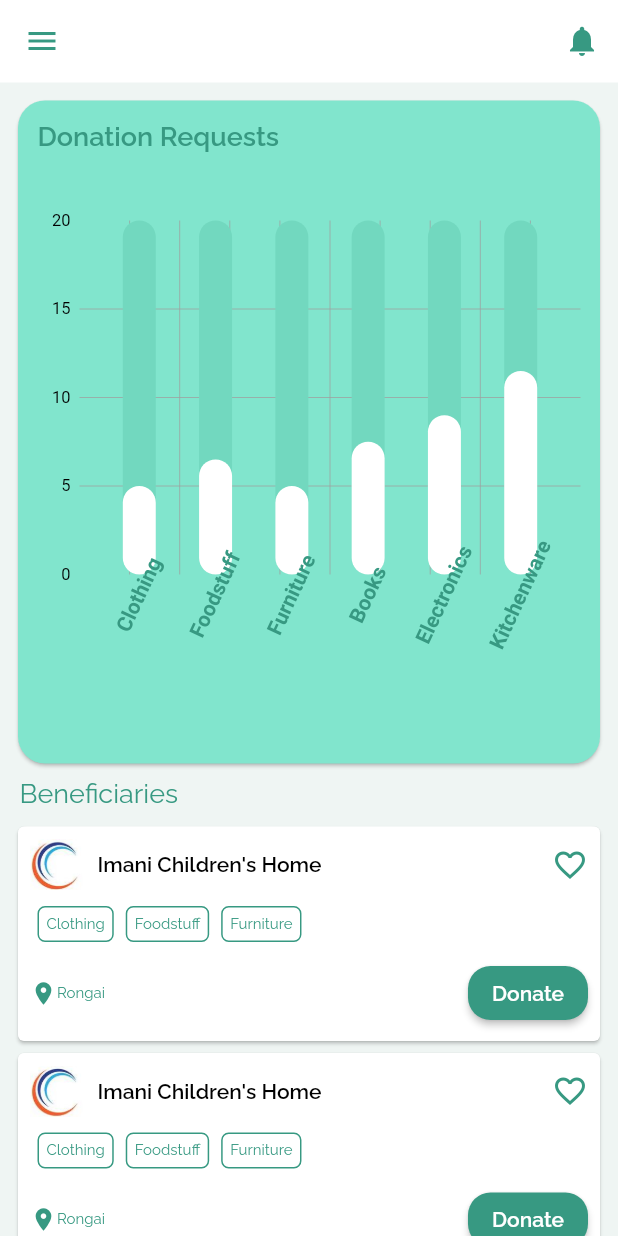
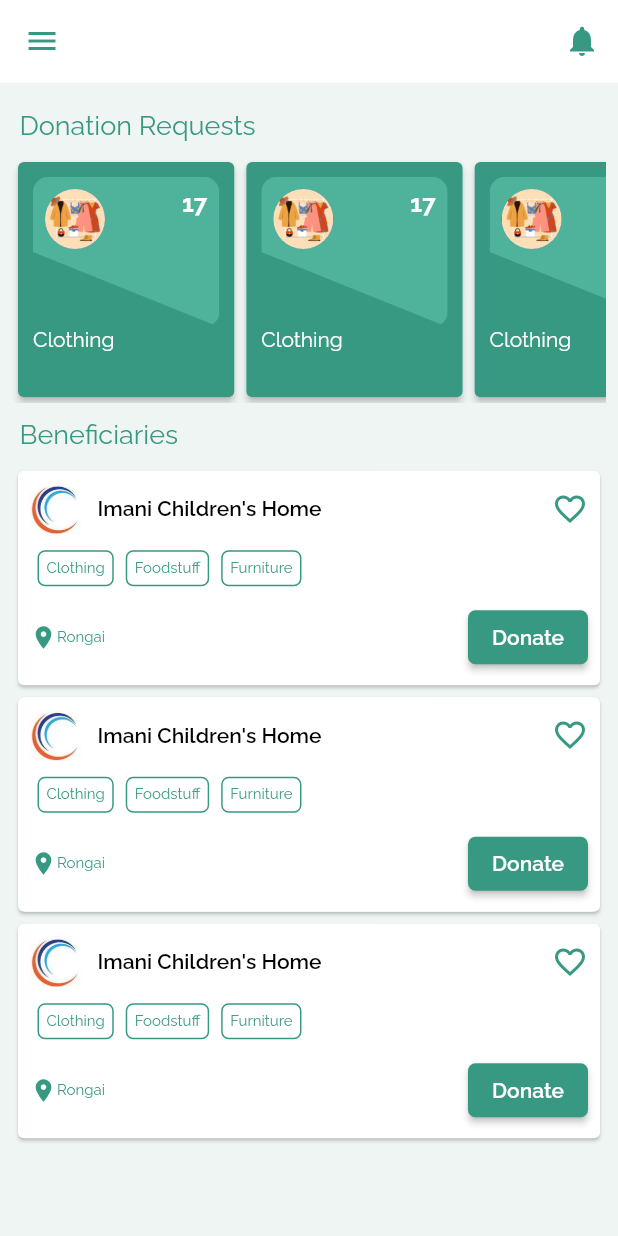
Before and after one commit to WambuaSimon/bestow, a Flutter app: the DashboardPage screen opened directly, on a phone screen of 412 x 824 dp. Run offline on Flutter 3.47's test engine with Material 2 defaults, Android fonts, the phone set to English and light mode, and no system bars; drawn by our look-alikes of fl_chart; our stand-ins replace badges, dotted_border, get, google_fonts, syncfusion_flutter_charts and 1 more; missing offline and left inert: dart:ffi.

Commit message:
Donation Requests Cards

```diff
--- a/lib/dashboard/dashboard_page.dart
+++ b/lib/dashboard/dashboard_page.dart
@@ -1,8 +1,11 @@
 import 'package:bestow/utils/colors.dart';
 import 'package:flutter/material.dart';
+import 'package:get/get.dart';
 import 'package:google_fonts/google_fonts.dart';
 import 'package:syncfusion_flutter_charts/charts.dart';
 import '../utils/custom_app_bar.dart';
+import '../utils/rounded_diagonal_path_clipper.dart';
+import '../utils/round_button.dart';
 import 'widgets/donations_chart_data.dart';
 import 'widgets/beneficiaries_widget.dart';
 import 'items.dart';
@@ -35,40 +38,131 @@ class _DashboardPageState extends State<DashboardPage> {
         body: SafeArea(
           child: SingleChildScrollView(
             child: Padding(
-              padding: const EdgeInsets.all(8.0),
+              padding:  EdgeInsets.all(8.0),
               child: Column(
                 crossAxisAlignment: CrossAxisAlignment.start,
                 children: [
                   Container(
                     margin: EdgeInsets.only(left: 10),
-                    // child: const Text(
-                    //   "Donation requests",
-                    //   style: TextStyle(fontSize: 18, color: Color(0xff209fa5)),
-                    // ),
+
                   ),
                   const SizedBox(
-                    height: 0,
+                    height: 5,
                   ),
-                  const Center(
+
+                  Padding(
+                    padding: const EdgeInsets.all(5.0),
+                    child: Text(
+                      "Donation Requests",
+                      style: GoogleFonts.raleway(
+                        textStyle:
+                        TextStyle(color: kColorPrimary,fontSize: 18),
+                      ),
+
+                    ),
+                  ),
+                  const SizedBox(
+                    height: 5,
+                  ),
+                   Center(
                     child: SizedBox(
-                      height: 450,
+                      height: Get.height * 0.2,
                       child: Padding(
                         padding:  EdgeInsets.all(0.0),
-                        child: DonationsBarChart(),
+                        child: ListView.builder(
+                          scrollDirection: Axis.horizontal,
+                          itemCount: 5,
+                            itemBuilder: (BuildContext context, int index){
+                            return  Card(
+                              elevation: 2,
+                              child: Container(
+                                height: Get.height * 0.3,
+                                width: Get.width * 0.35,
+                                padding: EdgeInsets.all(10),
+                                decoration: BoxDecoration(
+                                  borderRadius: BorderRadius.circular(4),
+                                  color: kColorPrimary,
+                                ),
+                                child: Column(
+                                  crossAxisAlignment: CrossAxisAlignment.start,
+                                  children: <Widget>[
+
+                                    ClipPath(
+                                      clipper: DiagonalPathClipperOne(),
+                                      child: Container(
+                                        height: 100,
+                                        decoration: BoxDecoration(
+                                          borderRadius: BorderRadius.all(Radius.circular(10.0)),
+                                          color: kColorSecodaryDark.withOpacity(0.4),
+                                        ),
+                                        child: Row(
+                                          crossAxisAlignment: CrossAxisAlignment.start,
+                                          mainAxisAlignment: MainAxisAlignment.spaceBetween,
+                                          children:  [
+                                            const Padding(
+                                              padding:  EdgeInsets.all(8.0),
+                                              child: CircleAvatar(
+                                                radius: 20.0,
+                                                backgroundImage: AssetImage("assets/images/clothing.jpeg"),
+                                              ),
+                                            ),
+                                            Column(
+                                              children: [
+
+                                                Padding(
+                                                  padding: EdgeInsets.all(8.0),
+                                                  child: Text(
+                                                    "17",
+                                                    style: GoogleFonts.raleway(
+                                                      textStyle:
+                                                      TextStyle(color: Colors.white,fontSize: 16,fontWeight: FontWeight.bold),
+                                                    ),
+
+                                                  ),
+                                                ),
+
+
+                                              ],
+                                            )
+                                          ],
                                         ),
                                       ),
                                     ),
-                  Container(
-                    margin: const EdgeInsets.only(left: 5, bottom: 8,top: 5),
-                    child:
+
                                     Text(
+                                      "Clothing",
+                                      style: GoogleFonts.raleway(
+                                        textStyle:
+                                        TextStyle(color: Colors.white,),
+                                      ),
+
+                                    )
+
+                                  ],
+                                ),
+                              ),
+                            );
+                            },
+                        ) ,
+                      ),
+                    ),
+                  ),
+                  const SizedBox(
+                    height: 5,
+                  ),
+                  Padding(
+                    padding: const EdgeInsets.all(5.0),
+                    child: Text(
                       "Beneficiaries",
                       style: GoogleFonts.raleway(
                         textStyle:
                         TextStyle(color: kColorPrimary,fontSize: 18),
                       ),
 
-                      )
+                    ),
+                  ),
+                  const SizedBox(
+                    height: 5,
                   ),
                   const BeneficiariesWidget(),
                   const SizedBox(height: 0,),
--- a/lib/dashboard/widgets/beneficiaries_widget.dart
+++ b/lib/dashboard/widgets/beneficiaries_widget.dart
@@ -128,7 +128,7 @@ class BeneficiariesWidget extends StatelessWidget {
 
                           ),
                           Spacer(),
-                          RoundButton(myColor: kColorPrimary, myText: "Donate", textColor: Colors.white)
+                          RoundButton(myColor: kColorPrimary, myText: "Donate", textColor: Colors.white,radiusSize: 5,)
                         ],
                       )
                     ],
--- a/lib/dashboard/widgets/donations_chart_data.dart
+++ b/lib/dashboard/widgets/donations_chart_data.dart
@@ -26,7 +26,7 @@ class DonationsBarChartState extends State<DonationsBarChart> {
       aspectRatio: 1,
       child: Card(
         shape: RoundedRectangleBorder(borderRadius: BorderRadius.circular(18)),
-        color: kColorSecondary,
+        color: kColorPrimary,
         child: Stack(
           children: <Widget>[
             Padding(
--- a/lib/utils/round_button.dart
+++ b/lib/utils/round_button.dart
@@ -1,3 +1,5 @@
+
+import 'dart:ffi';
 
 import 'package:flutter/material.dart';
 import 'package:google_fonts/google_fonts.dart';
@@ -6,11 +8,14 @@ class RoundButton extends StatelessWidget {
   final Color myColor;
   final String myText;
   final Color textColor;
+  final double radiusSize;
   const RoundButton(
       {Key? key,
         required this.myColor,
         required this.myText,
-        required this.textColor}
+        required this.textColor,
+        required this.radiusSize
+      }
       ) : super(key: key);
 
   @override
@@ -18,7 +23,7 @@ class RoundButton extends StatelessWidget {
     return ElevatedButton(
       style: ElevatedButton.styleFrom(
         shape: RoundedRectangleBorder(
-            borderRadius: BorderRadius.circular(15.0)),
+            borderRadius: BorderRadius.circular(radiusSize)),
         primary: myColor, // backgroundound
       ),
       onPressed: (){},
--- /dev/null
+++ b/lib/utils/rounded_diagonal_path_clipper.dart
@@ -0,0 +1,20 @@
+import 'package:flutter/material.dart';
+
+/// [DiagonalPathClipperOne], can be used with [ClipPath] widget, and clips the widget diagonally
+
+class DiagonalPathClipperOne extends CustomClipper<Path> {
+  @override
+  Path getClip(Size size) {
+    final path = Path()
+      ..lineTo(0.0, size.height - 50.0)
+      ..lineTo(size.width, size.height)
+      ..lineTo(size.width, 0.0)
+      ..close();
+    return path;
+  }
+
+  @override
+  bool shouldReclip(CustomClipper<Path> oldClipper) {
+    return true;
+  }
+}
--- a/pubspec.yaml
+++ b/pubspec.yaml
@@ -23,6 +23,7 @@ dependencies:
   badges: ^2.0.2
   fl_chart: ^0.46.0
   google_fonts: 2.1.1
+  get:
 flutter_icons:
   ios: true
   android: true
```
Also changed, not shown: assets/images/clothing.jpeg (added), pubspec.lock. Lines whose indentation alone changed are shown as unchanged.
